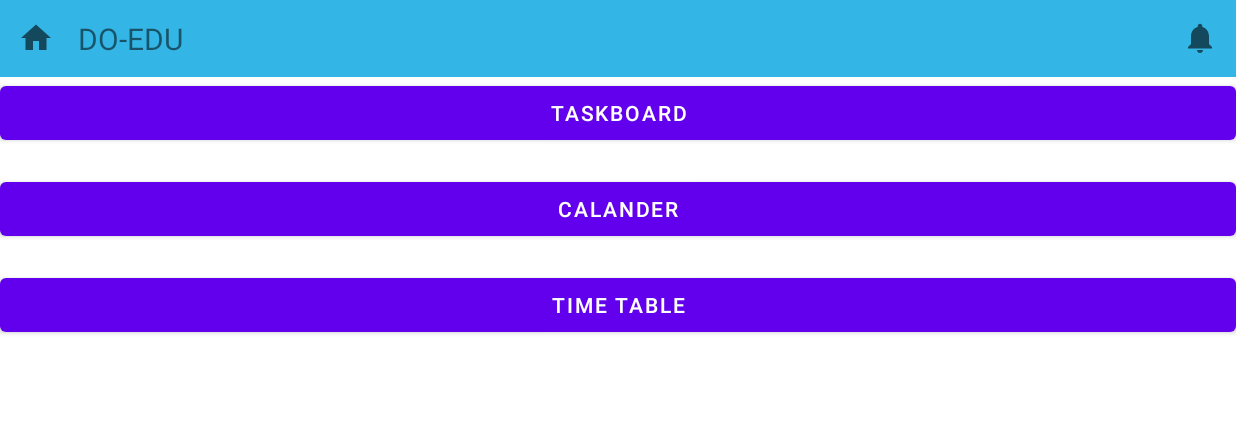
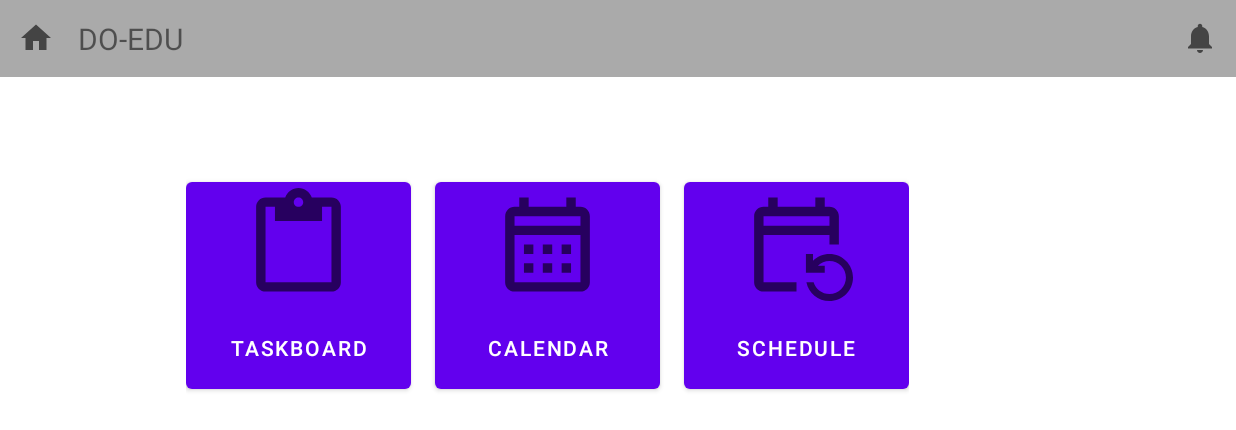
Before and after one commit to grantmacmillan/COMP231-Project, an Android app: the screen it shows after launch (MainActivity), on a phone screen of 824 x 412 dp (held sideways). Shown: the top 430 px of the screen. Run offline under Robolectric (Android 15) with nearby library versions, the phone set to English and light mode, and no system bars.

Commit message:
Work on home page and calendar page

```diff
--- /dev/null
+++ b/app/src/main/res/drawable/ic_calendar.xml
@@ -0,0 +1,5 @@
+<vector android:height="75dp" android:tint="?attr/colorControlNormal"
+    android:viewportHeight="24" android:viewportWidth="24"
+    android:width="75dp" xmlns:android="http://schemas.android.com/apk/res/android">
+    <path android:fillColor="@android:color/white" android:pathData="M19,4h-1V2h-2v2H8V2H6v2H5C3.89,4 3.01,4.9 3.01,6L3,20c0,1.1 0.89,2 2,2h14c1.1,0 2,-0.9 2,-2V6C21,4.9 20.1,4 19,4zM19,20H5V10h14V20zM19,8H5V6h14V8zM9,14H7v-2h2V14zM13,14h-2v-2h2V14zM17,14h-2v-2h2V14zM9,18H7v-2h2V18zM13,18h-2v-2h2V18zM17,18h-2v-2h2V18z"/>
+</vector>
--- /dev/null
+++ b/app/src/main/res/drawable/ic_clipboard.xml
@@ -0,0 +1,5 @@
+<vector android:height="75dp" android:tint="?attr/colorControlNormal"
+    android:viewportHeight="24" android:viewportWidth="24"
+    android:width="75dp" xmlns:android="http://schemas.android.com/apk/res/android">
+    <path android:fillColor="@android:color/white" android:pathData="M19,2h-4.18C14.4,0.84 13.3,0 12,0S9.6,0.84 9.18,2L5,2c-1.1,0 -2,0.9 -2,2v16c0,1.1 0.9,2 2,2h14c1.1,0 2,-0.9 2,-2L21,4c0,-1.1 -0.9,-2 -2,-2zM12,2c0.55,0 1,0.45 1,1s-0.45,1 -1,1 -1,-0.45 -1,-1 0.45,-1 1,-1zM19,20L5,20L5,4h2v3h10L17,4h2v16z"/>
+</vector>
--- /dev/null
+++ b/app/src/main/res/drawable/ic_weeklyevent.xml
@@ -0,0 +1,5 @@
+<vector android:height="75dp" android:tint="?attr/colorControlNormal"
+    android:viewportHeight="24" android:viewportWidth="24"
+    android:width="75dp" xmlns:android="http://schemas.android.com/apk/res/android">
+    <path android:fillColor="@android:color/white" android:pathData="M21,12V6c0,-1.1 -0.9,-2 -2,-2h-1V2h-2v2H8V2H6v2H5C3.9,4 3,4.9 3,6v14c0,1.1 0.9,2 2,2h7v-2H5V10h14v2H21zM19,8H5V6h14V8zM15.64,20c0.43,1.45 1.77,2.5 3.36,2.5c1.93,0 3.5,-1.57 3.5,-3.5s-1.57,-3.5 -3.5,-3.5c-0.95,0 -1.82,0.38 -2.45,1l1.45,0V18h-4v-4h1.5l0,1.43C16.4,14.55 17.64,14 19,14c2.76,0 5,2.24 5,5s-2.24,5 -5,5c-2.42,0 -4.44,-1.72 -4.9,-4L15.64,20z"/>
+</vector>
--- a/app/src/main/res/layout/activity_main.xml
+++ b/app/src/main/res/layout/activity_main.xml
@@ -10,26 +10,33 @@
 
     <LinearLayout
         android:layout_weight="1"
-        android:layout_width="match_parent"
+        android:layout_width="wrap_content"
         android:layout_height="wrap_content"
-        android:orientation="vertical">
+        android:orientation="horizontal"
+        android:layout_marginLeft="124dp"
+        android:layout_marginTop="64dp">
         <Button
-            android:layout_width="match_parent"
-            android:layout_height="wrap_content"
+            android:layout_width="150dp"
+            android:layout_height="150dp"
             android:layout_marginBottom="16dp"
+            android:drawableTop="@drawable/ic_clipboard"
             android:text="Taskboard"
             android:onClick="button1Clicked"/>
         <Button
-            android:layout_width="match_parent"
-            android:layout_height="wrap_content"
+            android:layout_width="150dp"
+            android:layout_height="150dp"
             android:layout_marginBottom="16dp"
-            android:text="Calander"
+            android:layout_marginLeft="16dp"
+            android:layout_marginRight="16dp"
+            android:drawableTop="@drawable/ic_calendar"
+            android:text="Calendar"
             android:onClick="button2Clicked"/>
         <Button
-            android:layout_width="match_parent"
-            android:layout_height="wrap_content"
+            android:layout_width="150dp"
+            android:layout_height="150dp"
             android:layout_marginBottom="16dp"
-            android:text="Time Table"
+            android:drawableTop="@drawable/ic_weeklyevent"
+            android:text="Schedule"
             android:onClick="button3Clicked"/>
     </LinearLayout>
 
--- a/app/src/main/res/layout/toolbar.xml
+++ b/app/src/main/res/layout/toolbar.xml
@@ -5,7 +5,7 @@
     >
 
     <RelativeLayout
-        android:background="@android:color/holo_blue_light"
+        android:background="@android:color/darker_gray"
         android:layout_width="match_parent"
         android:layout_height="wrap_content"
         android:padding="12dp">
```
